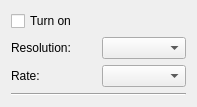
This is monitor.ui in PCMan/lxrandr-qt as Qt 5 draws it before an edit. The edited form follows.
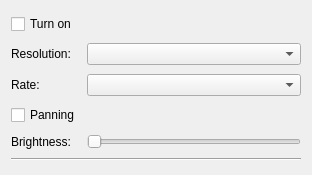
This is the edited form.

Commit message: Get information from Xrandr. Virtual resolutions added (scale and panning). Brightness control added.

Patch:
```diff
--- a/monitor.ui
+++ b/monitor.ui
@@ -6,8 +6,8 @@
    <rect>
     <x>0</x>
     <y>0</y>
-    <width>197</width>
-    <height>92</height>
+    <width>312</width>
+    <height>175</height>
    </rect>
   </property>
   <property name="windowTitle">
@@ -34,7 +34,7 @@
    <item row="2" column="1">
     <widget class="QComboBox" name="rate"/>
    </item>
-   <item row="3" column="0" colspan="2">
+   <item row="5" column="0" colspan="2">
     <widget class="Line" name="line">
      <property name="orientation">
       <enum>Qt::Horizontal</enum>
@@ -48,6 +48,30 @@
      </property>
     </widget>
    </item>
+   <item row="3" column="0">
+    <widget class="QCheckBox" name="panning">
+     <property name="text">
+      <string>Panning</string>
+     </property>
+    </widget>
+   </item>
+   <item row="4" column="1">
+    <widget class="QSlider" name="brightness">
+     <property name="maximum">
+      <number>100</number>
+     </property>
+     <property name="orientation">
+      <enum>Qt::Horizontal</enum>
+     </property>
+    </widget>
+   </item>
+   <item row="4" column="0">
+    <widget class="QLabel" name="label_3">
+     <property name="text">
+      <string>Brightness:</string>
+     </property>
+    </widget>
+   </item>
   </layout>
  </widget>
  <resources/>
```
The commit also changes 3 other files.
